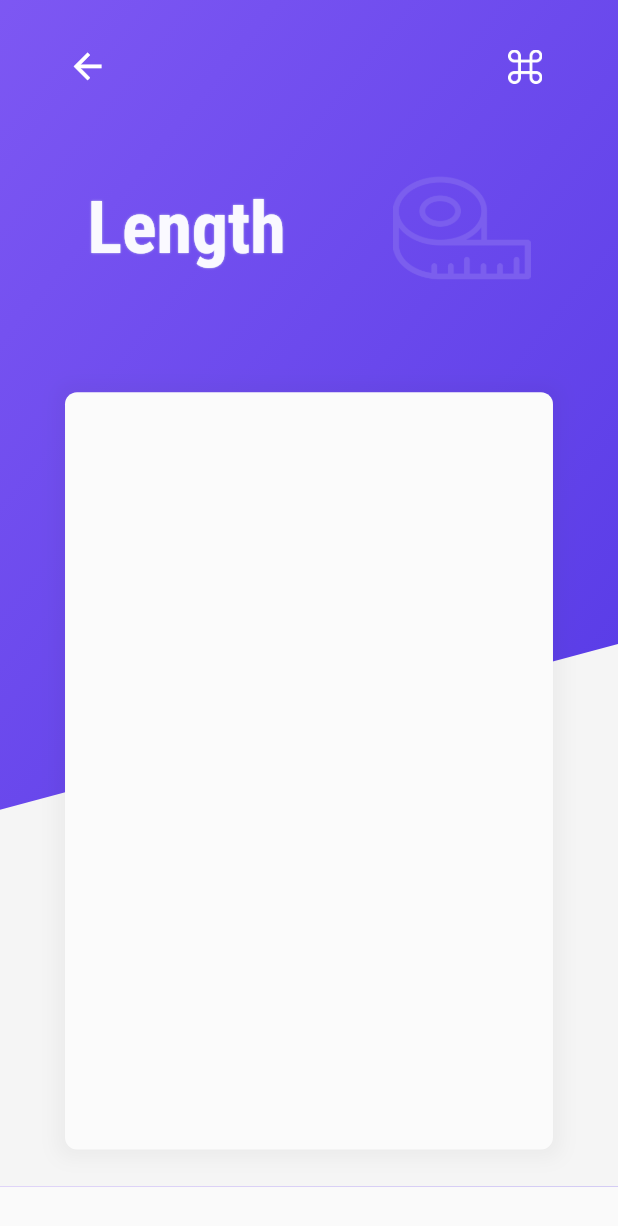
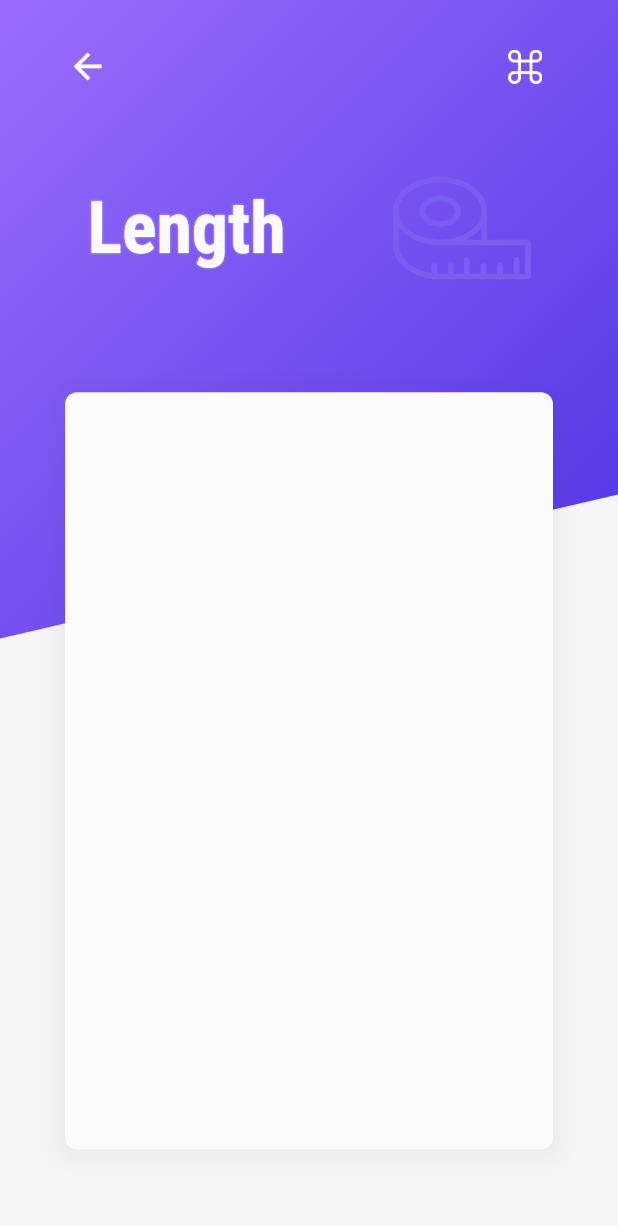
Before and after one commit to bharat-1809/Unito, a Flutter app: the screen it shows after launch, after a tap on "Length", on a phone screen of 412 x 824 dp. Shown: the top 1226 px of the screen. Run offline on Flutter 3.47's test engine with Material 2 defaults, Android fonts, the phone set to English and light mode, and no system bars; our stand-ins replace device_preview.

Commit message:
Added a more subtle background UI for UnitConverter Screen

```diff
--- a/unit_converter_app/lib/app.dart
+++ b/unit_converter_app/lib/app.dart
@@ -1,3 +1,4 @@
+import 'package:device_preview/device_preview.dart';
 import 'package:flutter/material.dart';
 import 'package:unitconverterapp/screens/category_screen.dart';
 import 'package:provider/provider.dart';
@@ -9,8 +10,8 @@ class Home extends StatelessWidget {
     final theme = Provider.of<ThemeChanger>(context);
 
     return MaterialApp(
-      // locale: DevicePreview.of(context).locale,
-      // builder: DevicePreview.appBuilder,
+      locale: DevicePreview.of(context).locale,
+      builder: DevicePreview.appBuilder,
       debugShowCheckedModeBanner: false,
       // darkTheme: appTheme.getDarkTheme(),
       theme: theme.themeData,
--- /dev/null
+++ b/unit_converter_app/lib/component/unit_UI.dart
@@ -0,0 +1,53 @@
+import 'package:flutter/material.dart';
+
+/// Background UI Widget ( the design one )
+class UnitUI extends StatefulWidget {
+  const UnitUI();
+  @override
+  _UnitUIState createState() => _UnitUIState();
+}
+
+class _UnitUIState extends State<UnitUI> {
+  @override
+  Widget build(BuildContext context) {
+    return Container(
+      height: MediaQuery.of(context).size.height,
+      width: MediaQuery.of(context).size.width ,
+      color: Theme.of(context).canvasColor,
+      child: Center(
+        child: ClipPath(
+          clipper: CustomPath(),
+          child: Container(
+            height: MediaQuery.of(context).size.height,
+            width: MediaQuery.of(context).size.width,
+            decoration: BoxDecoration(
+              gradient: LinearGradient(
+                colors: [
+                  Theme.of(context).hintColor,
+                  Theme.of(context).focusColor,
+                ],
+                begin: Alignment.topLeft,
+                end: Alignment.centerRight,
+              ),
+            ),
+          ),
+        ),
+      ),
+    );
+  }
+}
+
+class CustomPath extends CustomClipper<Path> {
+  @override
+  Path getClip(Size size) {
+    final path = Path();
+    path.lineTo(size.width, 0.0);
+    path.lineTo(size.width, 2 * size.height / 5);
+    path.lineTo(0.0, 3.1 * size.height / 6);
+    path.close();
+    return path;
+  }
+
+  @override
+  bool shouldReclip(CustomPath oldClipper) => false;
+}
--- a/unit_converter_app/lib/main.dart
+++ b/unit_converter_app/lib/main.dart
@@ -5,10 +5,10 @@ import 'package:device_preview/device_preview.dart';
 import 'package:unitconverterapp/theme/themeChanger.dart';
 
 void main() => runApp(
-      UnitConverterApp(),
-      // DevicePreview(
-      //   builder: (context) => UnitConverterApp(),
-      // ),
+      // UnitConverterApp(),
+      DevicePreview(
+        builder: (context) => UnitConverterApp(),
+      ),
     );
 
 /// Unit Converter App.
--- a/unit_converter_app/lib/screens/unit_screen.dart
+++ b/unit_converter_app/lib/screens/unit_screen.dart
@@ -1,5 +1,6 @@
 import 'package:flutter/material.dart';
 import 'package:unitconverterapp/component/category.dart';
+import 'package:unitconverterapp/component/unit_UI.dart';
 
 /// Unit Converter Page.
 /// Builds the Unit Converter Page
@@ -86,6 +87,13 @@ class _UnitConverterState extends State<UnitConverter> {
                 padding: EdgeInsets.all(0),
                 onPressed: () {
                   print('Heigth: $height || Width: $width');
+                  // Navigator.of(context).push(
+                  //   MaterialPageRoute(
+                  //     builder: (context) {
+                  //       return MenuScreen();
+                  //     },
+                  //   ),
+                  // );
                 },
                 child: Image.asset(
                   'assets/icons/menuW.png',
@@ -132,39 +140,9 @@ class _UnitConverterState extends State<UnitConverter> {
       );
     }
 
-    /// Background UI Widget ( the design one )
-    /// Its the transformed Container for UI design
-    Widget _backgroundUI() {
-      return Stack(children: [
-        Container(
-          height: height * 0.96,
-          width: width,
-          color: Theme.of(context).canvasColor,
-        ),
-        Positioned(
-          top: -(0.22236340533672173514 * height),
-          right: 0.08894536213468869406 * height,
-          child: Container(
-            height: 2 * width,
-            width: height,
-            decoration: BoxDecoration(
-              gradient: LinearGradient(
-                colors: [
-                  Theme.of(context).focusColor,
-                  Theme.of(context).hintColor
-                ],
-                begin: Alignment(0.8, 1.5),
-                end: Alignment.topLeft,
-              ),
-            ),
-            transform: Matrix4.rotationZ(-bgUIRotation * 0.0174533),
-          ),
-        ),
-      ]);
-    }
-
     /// Final Return
     return Scaffold(
+      resizeToAvoidBottomPadding: false,
       body: Container(
         decoration: BoxDecoration(
           gradient: LinearGradient(
@@ -179,20 +157,18 @@ class _UnitConverterState extends State<UnitConverter> {
           ),
         ),
         child: SafeArea(
-          child: CustomScrollView(
-            shrinkWrap: true,
-            slivers: <Widget>[
-              SliverList(
-                  delegate: SliverChildListDelegate([
-                Stack(
-                  // fit: StackFit.expand,
+          bottom: false,
+          child: Column(
+            mainAxisSize: MainAxisSize.min,
+            children: <Widget>[
+              Expanded(
+                child: Stack(
                   children: <Widget>[
-                    // Container(height: 2000),
-                    _backgroundUI(),
+                    UnitUI(),
                     _topDesign(),
                   ],
                 ),
-              ])),
+              ),
             ],
           ),
         ),
```
Also changed, not shown: unit_converter_app/lib/screens/category_screen.dart (+7 -0 lines).
